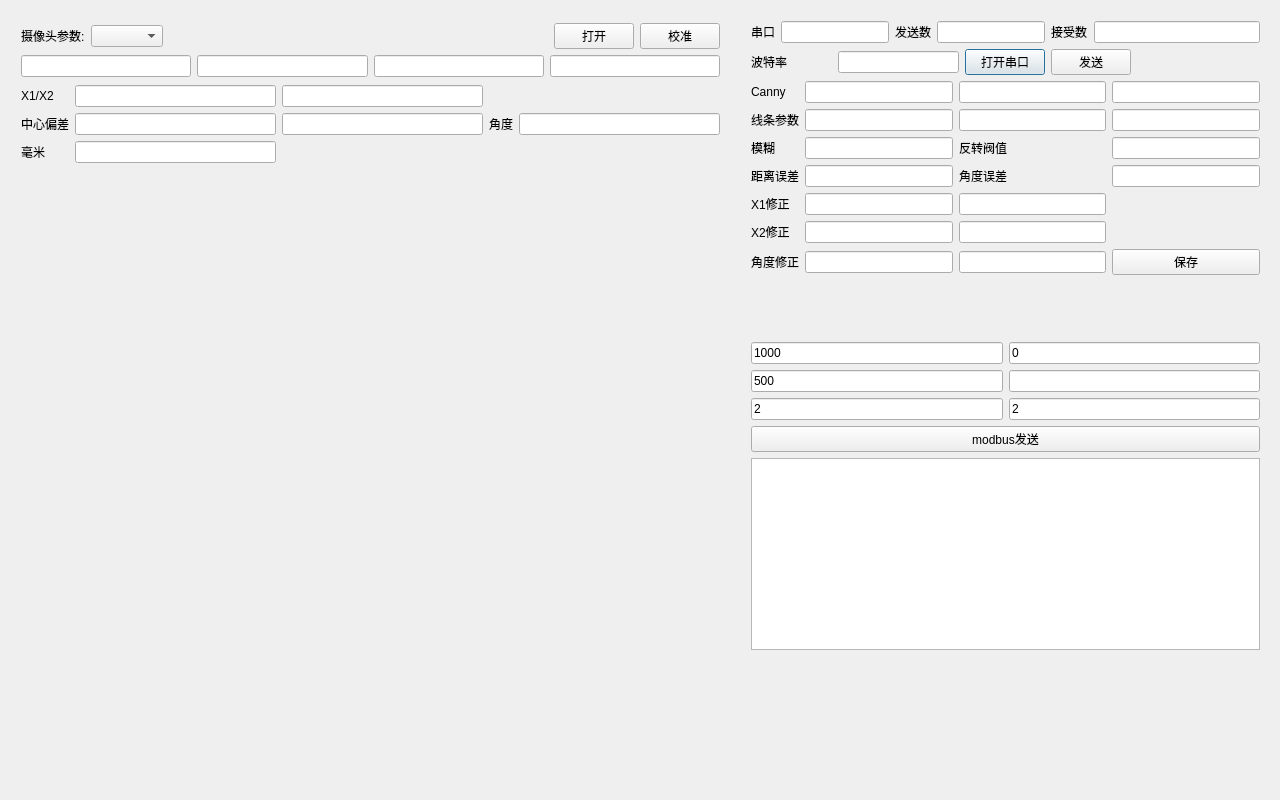
The window that maindialog.ui (zouzichun/videoWirain) describes before a commit, drawn with Qt 5.
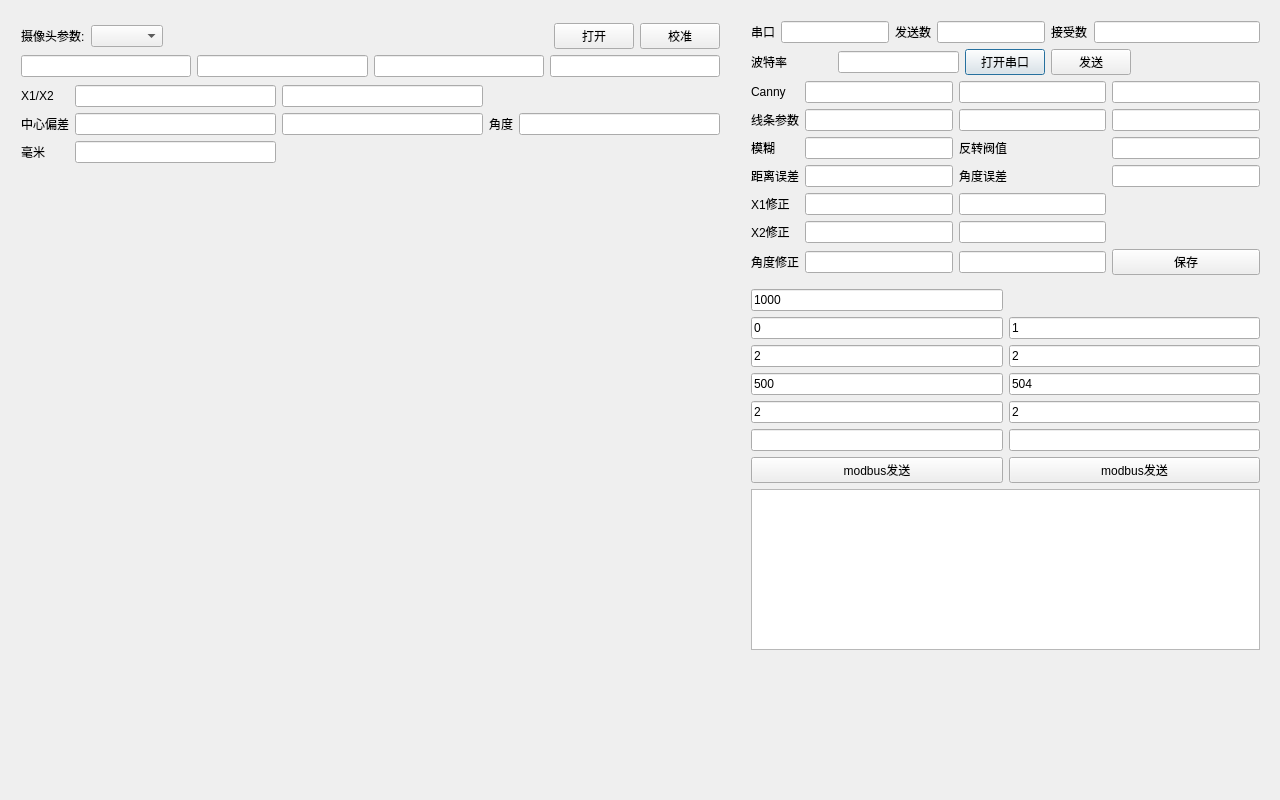
The same window after the commit.

```diff
--- a/maindialog.ui
+++ b/maindialog.ui
@@ -240,6 +240,61 @@
     </item>
     <item>
      <layout class="QGridLayout" name="gridLayout_2">
+      <item row="5" column="0">
+       <widget class="QLineEdit" name="addr">
+        <property name="text">
+         <string>500</string>
+        </property>
+       </widget>
+      </item>
+      <item row="3" column="0">
+       <widget class="QLineEdit" name="ceil">
+        <property name="text">
+         <string>2</string>
+        </property>
+       </widget>
+      </item>
+      <item row="5" column="1">
+       <widget class="QLineEdit" name="addr_2">
+        <property name="text">
+         <string>504</string>
+        </property>
+       </widget>
+      </item>
+      <item row="3" column="1">
+       <widget class="QLineEdit" name="ceil_2">
+        <property name="text">
+         <string>2</string>
+        </property>
+       </widget>
+      </item>
+      <item row="7" column="0">
+       <widget class="QLineEdit" name="val"/>
+      </item>
+      <item row="7" column="1">
+       <widget class="QLineEdit" name="val_2"/>
+      </item>
+      <item row="1" column="1">
+       <widget class="QLineEdit" name="optype_2">
+        <property name="text">
+         <string>1</string>
+        </property>
+       </widget>
+      </item>
+      <item row="6" column="0">
+       <widget class="QLineEdit" name="length">
+        <property name="text">
+         <string>2</string>
+        </property>
+       </widget>
+      </item>
+      <item row="6" column="1">
+       <widget class="QLineEdit" name="length_2">
+        <property name="text">
+         <string>2</string>
+        </property>
+       </widget>
+      </item>
       <item row="0" column="0">
        <widget class="QLineEdit" name="modbus">
         <property name="text">
@@ -248,45 +303,28 @@
        </widget>
       </item>
       <item row="1" column="0">
-       <widget class="QLineEdit" name="addr">
-        <property name="text">
-         <string>500</string>
-        </property>
-       </widget>
-      </item>
-      <item row="1" column="1">
-       <widget class="QLineEdit" name="val"/>
-      </item>
-      <item row="0" column="1">
        <widget class="QLineEdit" name="optype">
         <property name="text">
          <string>0</string>
         </property>
        </widget>
       </item>
-      <item row="2" column="0">
-       <widget class="QLineEdit" name="ceil">
+      <item row="8" column="0">
+       <widget class="QPushButton" name="modbusSend">
         <property name="text">
-         <string>2</string>
+         <string>modbus发送</string>
         </property>
        </widget>
       </item>
-      <item row="2" column="1">
-       <widget class="QLineEdit" name="length">
+      <item row="8" column="1">
+       <widget class="QPushButton" name="modbusSend_2">
         <property name="text">
-         <string>2</string>
+         <string>modbus发送</string>
         </property>
        </widget>
       </item>
      </layout>
     </item>
-    <item>
-     <widget class="QPushButton" name="modbusSend">
-      <property name="text">
-       <string>modbus发送</string>
-      </property>
-     </widget>
-    </item>
     <item>
      <widget class="QTextBrowser" name="txbRecv">
       <property name="sizePolicy">
```
